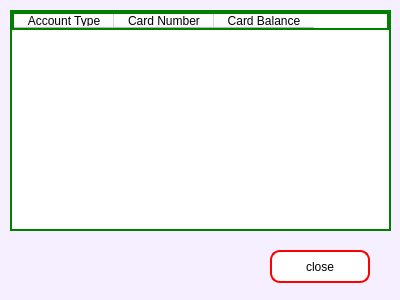
Old version of the form viewcardswindow.ui in the repository anashaybani/Bank.
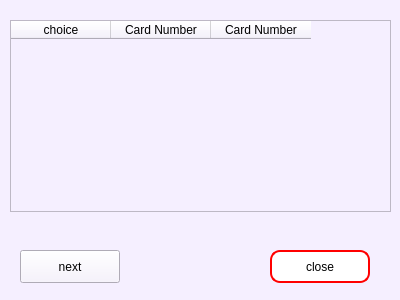
New version of the form.

Commit message: ex show card

What changed in the file:
```diff
--- a/viewcardswindow.ui
+++ b/viewcardswindow.ui
@@ -17,38 +17,6 @@
    <string notr="true">background-color: rgb(245, 239, 255);
 color: rgb(0, 0, 0);</string>
   </property>
-  <widget class="QTableWidget" name="cardsTable">
-   <property name="geometry">
-    <rect>
-     <x>10</x>
-     <y>10</y>
-     <width>381</width>
-     <height>221</height>
-    </rect>
-   </property>
-   <property name="styleSheet">
-    <string notr="true">
-background-color: rgb(255, 255, 255);
-color: rgb(0, 0, 0);
-border:2px solid green;
-</string>
-   </property>
-   <column>
-    <property name="text">
-     <string>Account Type</string>
-    </property>
-   </column>
-   <column>
-    <property name="text">
-     <string>Card Number</string>
-    </property>
-   </column>
-   <column>
-    <property name="text">
-     <string>Card Balance</string>
-    </property>
-   </column>
-  </widget>
   <widget class="QPushButton" name="closeButton">
    <property name="geometry">
     <rect>
@@ -69,6 +37,44 @@
     <string>close</string>
    </property>
   </widget>
+  <widget class="QTableWidget" name="cardsTable">
+   <property name="geometry">
+    <rect>
+     <x>10</x>
+     <y>20</y>
+     <width>381</width>
+     <height>192</height>
+    </rect>
+   </property>
+   <column>
+    <property name="text">
+     <string>choice</string>
+    </property>
+   </column>
+   <column>
+    <property name="text">
+     <string>Card Number</string>
+    </property>
+   </column>
+   <column>
+    <property name="text">
+     <string>Card Number</string>
+    </property>
+   </column>
+  </widget>
+  <widget class="QPushButton" name="nextButton">
+   <property name="geometry">
+    <rect>
+     <x>20</x>
+     <y>250</y>
+     <width>100</width>
+     <height>33</height>
+    </rect>
+   </property>
+   <property name="text">
+    <string>next</string>
+   </property>
+  </widget>
  </widget>
  <resources/>
  <connections/>
```
The commit also changes 11 other files.
